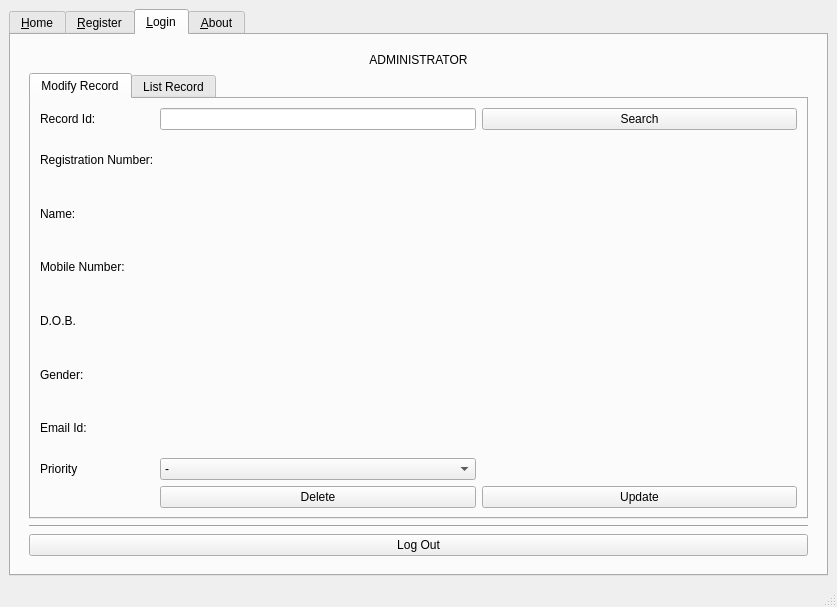
First picture: the form in organ.ui, repository Frost-fusion/Organ_donner, before the edit.
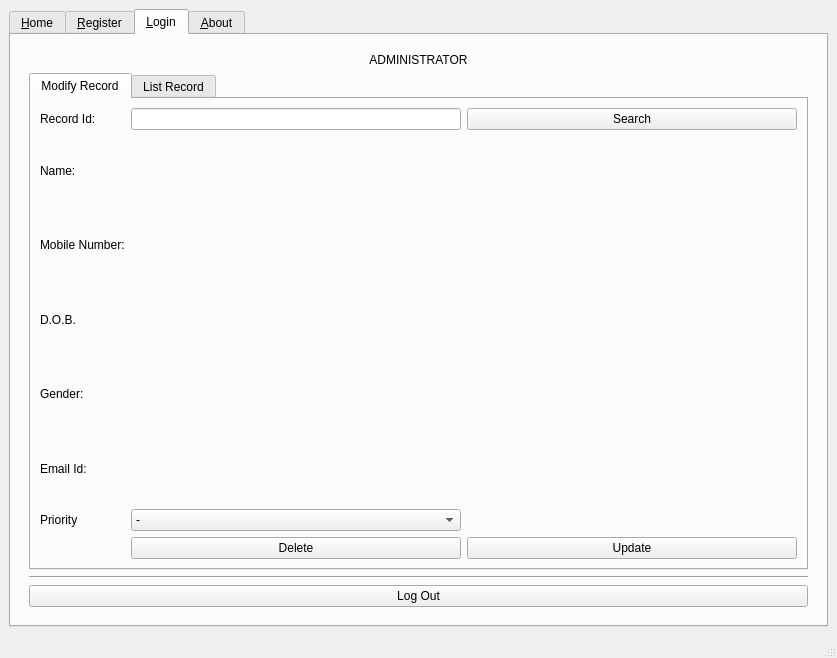
Second picture: the form after the edit. The open tabs and pages were chosen to show the change.

Commit message: added database construction in .py file completed ui file upto 80%

The edit to the form file:
```diff
--- a/organ.ui
+++ b/organ.ui
@@ -7,7 +7,7 @@
     <x>0</x>
     <y>0</y>
     <width>837</width>
-    <height>607</height>
+    <height>658</height>
    </rect>
   </property>
   <property name="windowTitle">
@@ -817,6 +817,23 @@
                 <string>Modify Record</string>
                </attribute>
                <layout class="QGridLayout" name="gridLayout_12">
+                <item row="7" column="0">
+                 <widget class="QLabel" name="label_8">
+                  <property name="text">
+                   <string>Priority</string>
+                  </property>
+                 </widget>
+                </item>
+                <item row="1" column="1">
+                 <widget class="QLineEdit" name="adminRecordText"/>
+                </item>
+                <item row="1" column="3">
+                 <widget class="QPushButton" name="searchRecord">
+                  <property name="text">
+                   <string>Search</string>
+                  </property>
+                 </widget>
+                </item>
                 <item row="1" column="0">
                  <widget class="QLabel" name="label_26">
                   <property name="text">
@@ -827,71 +844,36 @@
                   </property>
                  </widget>
                 </item>
-                <item row="7" column="0">
-                 <widget class="QLabel" name="label_9">
-                  <property name="text">
-                   <string>Email Id:</string>
-                  </property>
-                 </widget>
-                </item>
-                <item row="3" column="0">
+                <item row="2" column="0">
                  <widget class="QLabel" name="label_4">
                   <property name="text">
                    <string>Name:</string>
                   </property>
                  </widget>
                 </item>
-                <item row="2" column="0">
-                 <widget class="QLabel" name="label_3">
+                <item row="4" column="0">
+                 <widget class="QLabel" name="label_6">
                   <property name="text">
-                   <string>Registration Number:</string>
+                   <string>D.O.B.</string>
                   </property>
                  </widget>
                 </item>
-                <item row="9" column="1">
-                 <widget class="QPushButton" name="pushButton_3">
+                <item row="8" column="3">
+                 <widget class="QPushButton" name="updateRecord">
                   <property name="text">
-                   <string>Delete</string>
+                   <string>Update</string>
                   </property>
                  </widget>
                 </item>
                 <item row="6" column="0">
-                 <widget class="QLabel" name="label_7">
+                 <widget class="QLabel" name="label_9">
                   <property name="text">
-                   <string>Gender:</string>
+                   <string>Email Id:</string>
                   </property>
                  </widget>
                 </item>
                 <item row="7" column="1">
-                 <widget class="QLabel" name="adminTabEmail">
-                  <property name="text">
-                   <string/>
-                  </property>
-                 </widget>
-                </item>
-                <item row="4" column="0">
-                 <widget class="QLabel" name="label_5">
-                  <property name="text">
-                   <string>Mobile Number:</string>
-                  </property>
-                 </widget>
-                </item>
-                <item row="4" column="1">
-                 <widget class="QLabel" name="adminTabNumber">
-                  <property name="text">
-                   <string/>
-                  </property>
-                 </widget>
-                </item>
-                <item row="5" column="1">
-                 <widget class="QLabel" name="adminTabdob">
-                  <property name="text">
-                   <string/>
-                  </property>
-                 </widget>
-                </item>
-                <item row="8" column="1">
-                 <widget class="QComboBox" name="comboBox">
+                 <widget class="QComboBox" name="adminTabPriority">
                   <item>
                    <property name="text">
                     <string>-</string>
@@ -914,52 +896,14 @@
                   </item>
                  </widget>
                 </item>
-                <item row="3" column="1">
-                 <widget class="QLabel" name="adminTabName">
-                  <property name="text">
-                   <string/>
-                  </property>
-                 </widget>
-                </item>
-                <item row="6" column="1">
-                 <widget class="QLabel" name="adminTabGender">
-                  <property name="text">
-                   <string/>
-                  </property>
-                 </widget>
-                </item>
                 <item row="5" column="0">
-                 <widget class="QLabel" name="label_6">
+                 <widget class="QLabel" name="label_7">
                   <property name="text">
-                   <string>D.O.B.</string>
+                   <string>Gender:</string>
                   </property>
                  </widget>
                 </item>
-                <item row="2" column="1">
-                 <widget class="QLabel" name="adminTabRecordId">
-                  <property name="text">
-                   <string/>
-                  </property>
-                 </widget>
-                </item>
-                <item row="8" column="0">
-                 <widget class="QLabel" name="label_8">
-                  <property name="text">
-                   <string>Priority</string>
-                  </property>
-                 </widget>
-                </item>
-                <item row="1" column="3">
-                 <widget class="QPushButton" name="pushButton">
-                  <property name="text">
-                   <string>Search</string>
-                  </property>
-                 </widget>
-                </item>
-                <item row="1" column="1">
-                 <widget class="QLineEdit" name="lineEdit"/>
-                </item>
-                <item row="3" column="3">
+                <item row="2" column="3">
                  <spacer name="horizontalSpacer">
                   <property name="orientation">
                    <enum>Qt::Horizontal</enum>
@@ -972,10 +916,52 @@
                   </property>
                  </spacer>
                 </item>
-                <item row="9" column="3">
-                 <widget class="QPushButton" name="pushButton_2">
+                <item row="8" column="1">
+                 <widget class="QPushButton" name="deleteRecord">
                   <property name="text">
-                   <string>Update</string>
+                   <string>Delete</string>
+                  </property>
+                 </widget>
+                </item>
+                <item row="3" column="0">
+                 <widget class="QLabel" name="label_5">
+                  <property name="text">
+                   <string>Mobile Number:</string>
+                  </property>
+                 </widget>
+                </item>
+                <item row="2" column="1">
+                 <widget class="QLabel" name="adminTabName">
+                  <property name="text">
+                   <string/>
+                  </property>
+                 </widget>
+                </item>
+                <item row="3" column="1">
+                 <widget class="QLabel" name="adminTabNumber">
+                  <property name="text">
+                   <string/>
+                  </property>
+                 </widget>
+                </item>
+                <item row="4" column="1">
+                 <widget class="QLabel" name="adminTabDob">
+                  <property name="text">
+                   <string/>
+                  </property>
+                 </widget>
+                </item>
+                <item row="5" column="1">
+                 <widget class="QLabel" name="adminTabGender">
+                  <property name="text">
+                   <string/>
+                  </property>
+                 </widget>
+                </item>
+                <item row="6" column="1">
+                 <widget class="QLabel" name="adminTabEmail">
+                  <property name="text">
+                   <string/>
                   </property>
                  </widget>
                 </item>
```
Left out of the diff: 16 changed lines with no effect on the pictures. The commit also changes 2 other files.
